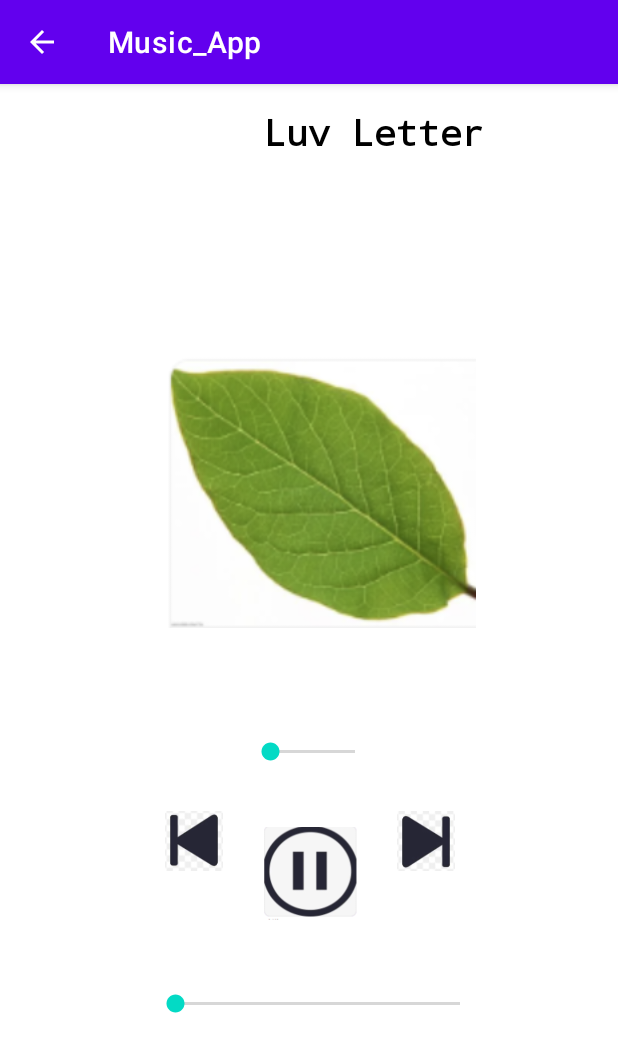
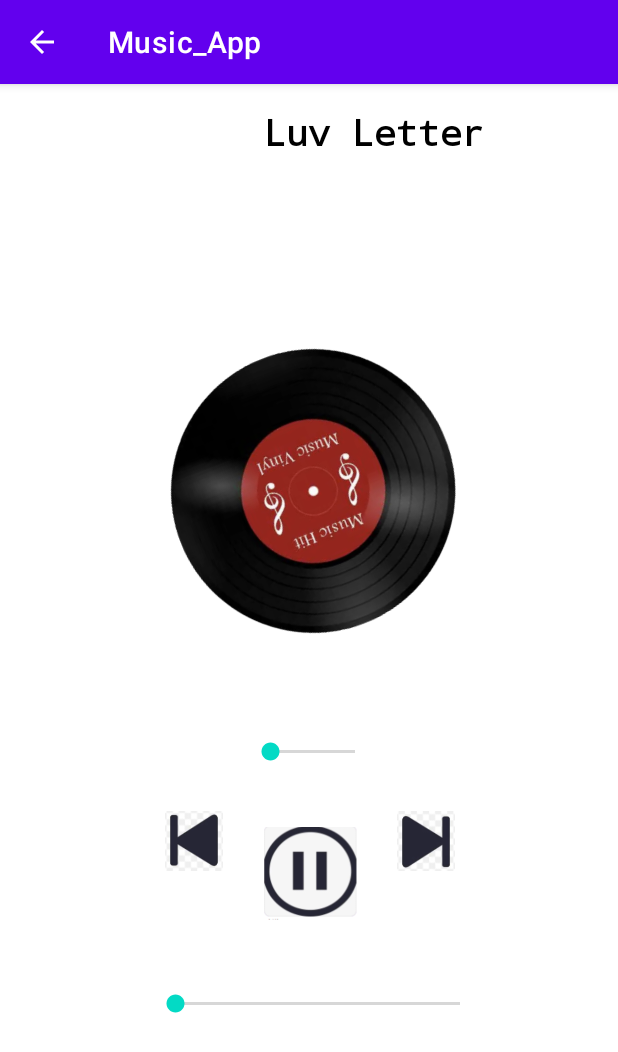
Before and after one commit to Zhang-Zhenning/MusicApp, an Android app: the MusicPlayerActivity screen opened directly, with no data from a screen before it, after a tap on an icon or button, on a phone screen of 412 x 824 dp. Shown: the top 1052 px of the screen. Run offline under Robolectric (Android 15) with nearby library versions, the phone set to English and light mode, and no system bars.

Commit message:
Add rotation animation for the player page

```diff
--- a/app/src/main/java/com/example/music_app/MainActivity.java
+++ b/app/src/main/java/com/example/music_app/MainActivity.java
@@ -4,6 +4,7 @@ import androidx.annotation.RequiresApi;
 import androidx.appcompat.app.AppCompatActivity;
 import com.example.music_app.marqueueText;
 
+import android.animation.ObjectAnimator;
 import android.app.ProgressDialog;
 import android.content.Context;
 import android.content.Intent;
@@ -67,7 +68,7 @@ class Reference{
     public static ArrayList<MediaPlayer> mpList = new ArrayList<MediaPlayer>();
     public static ArrayList<Integer> musicIdList = new ArrayList<Integer>();
     public static ArrayList<Integer> imageIdList = new ArrayList<Integer>();
-
+    public static ObjectAnimator anim;
 }
 
 
--- a/app/src/main/java/com/example/music_app/MusicPlayerActivity.java
+++ b/app/src/main/java/com/example/music_app/MusicPlayerActivity.java
@@ -3,13 +3,19 @@ package com.example.music_app;
 import androidx.appcompat.app.AppCompatActivity;
 import com.example.music_app.marqueueText;
 
+import android.animation.ObjectAnimator;
 import android.media.AudioManager;
+import android.media.Image;
 import android.media.MediaPlayer;
 import android.os.Bundle;
+import android.preference.PreferenceManager;
 import android.provider.MediaStore;
 import android.util.Log;
 import android.view.MotionEvent;
 import android.view.View;
+import android.view.animation.Animation;
+import android.view.animation.LinearInterpolator;
+import android.view.animation.RotateAnimation;
 import android.widget.*;
 
 import java.sql.Ref;
@@ -22,6 +28,21 @@ import java.util.regex.MatchResult;
 public class MusicPlayerActivity extends AppCompatActivity{
 
     AudioManager cur_am;
+    RotateAnimation rotate;
+    int firstTimeRotate = 1;
+
+
+
+    public void rotate_Clockwise(View view) {
+        ObjectAnimator rotate = ObjectAnimator.ofFloat(view, "rotation", 360f, 0f);
+        rotate.setDuration(4500);
+        rotate.setRepeatCount(Animation.INFINITE);
+        rotate.start();
+
+
+    }
+
+
 
 
     // when we enter this page for the first time, need to initialize it firstly
@@ -37,7 +58,7 @@ public class MusicPlayerActivity extends AppCompatActivity{
 
         // music poster image initialization
         ImageView imageViewMain = findViewById(R.id.imageViewMusicPoster);
-        imageViewMain.setImageResource(Reference.imageIdList.get(Reference.currentPlayMusic));
+        imageViewMain.setImageResource(R.drawable.disk1);
         marqueueText title = findViewById(R.id.textViewTitle);
         title.setText(Reference.musicNameList.get(Reference.currentPlayMusic));
     }
@@ -50,6 +71,10 @@ public class MusicPlayerActivity extends AppCompatActivity{
 
         // -----------------------------------initialize music player UI------------------------------------
         initialize_musicPlayer();
+//        rotate_Clockwise((ImageView) findViewById(R.id.imageViewMusicPoster));
+
+
+
 
         // ---------------------------------------setup music player----------------------------------------
         // define two seekbars
@@ -124,8 +149,8 @@ public class MusicPlayerActivity extends AppCompatActivity{
                 Reference.currentPlayMusic = (Reference.currentPlayMusic + 1) % Reference.musicNum;
 
                 // reset picture
-                ImageView imageViewMain1 = findViewById(R.id.imageViewMusicPoster);
-                imageViewMain1.setImageResource(Reference.imageIdList.get(Reference.currentPlayMusic));
+//                ImageView imageViewMain1 = findViewById(R.id.imageViewMusicPoster);
+//                imageViewMain1.setImageResource(Reference.imageIdList.get(Reference.currentPlayMusic));
                 marqueueText title = findViewById(R.id.textViewTitle);
                 title.setText(Reference.musicNameList.get(Reference.currentPlayMusic));
                 SeekBar progressControlBar1 = (SeekBar) findViewById(R.id.seekBarProgress);
@@ -160,8 +185,8 @@ public class MusicPlayerActivity extends AppCompatActivity{
         }
 
         // reset picture
-        ImageView imageViewMain1 = findViewById(R.id.imageViewMusicPoster);
-        imageViewMain1.setImageResource(Reference.imageIdList.get(Reference.currentPlayMusic));
+//        ImageView imageViewMain1 = findViewById(R.id.imageViewMusicPoster);
+//        imageViewMain1.setImageResource(Reference.imageIdList.get(Reference.currentPlayMusic));
         marqueueText title = findViewById(R.id.textViewTitle);
         title.setText(Reference.musicNameList.get(Reference.currentPlayMusic));
         SeekBar progressControlBar1 = (SeekBar) findViewById(R.id.seekBarProgress);
@@ -186,13 +211,30 @@ public class MusicPlayerActivity extends AppCompatActivity{
     }
 
 
-    public void click_PlayStop(View view){
+    public void click_PlayStop(View view) throws InterruptedException {
         if(Reference.stopOrPlay == 1){
             Reference.stopOrPlay = 0;
             ImageView a = (ImageView) view;
             a.setImageResource(R.drawable.stop);
             Log.i("Info","in first if");
             Reference.mpList.get(Reference.currentPlayMusic).start();
+
+            if(firstTimeRotate == 1){
+                firstTimeRotate = 0;
+                ObjectAnimator aanim = ObjectAnimator.ofFloat((ImageView)findViewById(R.id.imageViewMusicPoster), View.ROTATION, 0f, 360f)
+                        .setDuration(5000);
+                aanim.setRepeatCount(Animation.INFINITE);
+                aanim.setInterpolator(new LinearInterpolator());
+                Reference.anim = aanim;
+
+                aanim.start();
+            }
+            else {
+                if (Reference.anim.isPaused()) {
+                    Reference.anim.resume();
+                }
+            }
+
 
         }
         else if(Reference.stopOrPlay == 0){
@@ -201,6 +243,11 @@ public class MusicPlayerActivity extends AppCompatActivity{
             a.setImageResource(R.drawable.play);
             Log.i("Info","in second if");
             Reference.mpList.get(Reference.currentPlayMusic).pause();
+
+            if (!Reference.anim.isPaused()) {
+                Reference.anim.pause();
+            }
+
         }
 
     }
--- a/app/src/main/res/layout/activity_main.xml
+++ b/app/src/main/res/layout/activity_main.xml
@@ -47,8 +47,8 @@
 
     <ImageView
         android:id="@+id/imageViewInfo"
-        android:layout_width="wrap_content"
-        android:layout_height="wrap_content"
+        android:layout_width="140dp"
+        android:layout_height="140dp"
         android:layout_marginStart="30dp"
         android:layout_marginTop="60dp"
         android:layout_marginEnd="237dp"
```
Also changed, not shown: app/src/main/res/drawable/disk.png (added), app/src/main/res/drawable/disk1.png (added).
